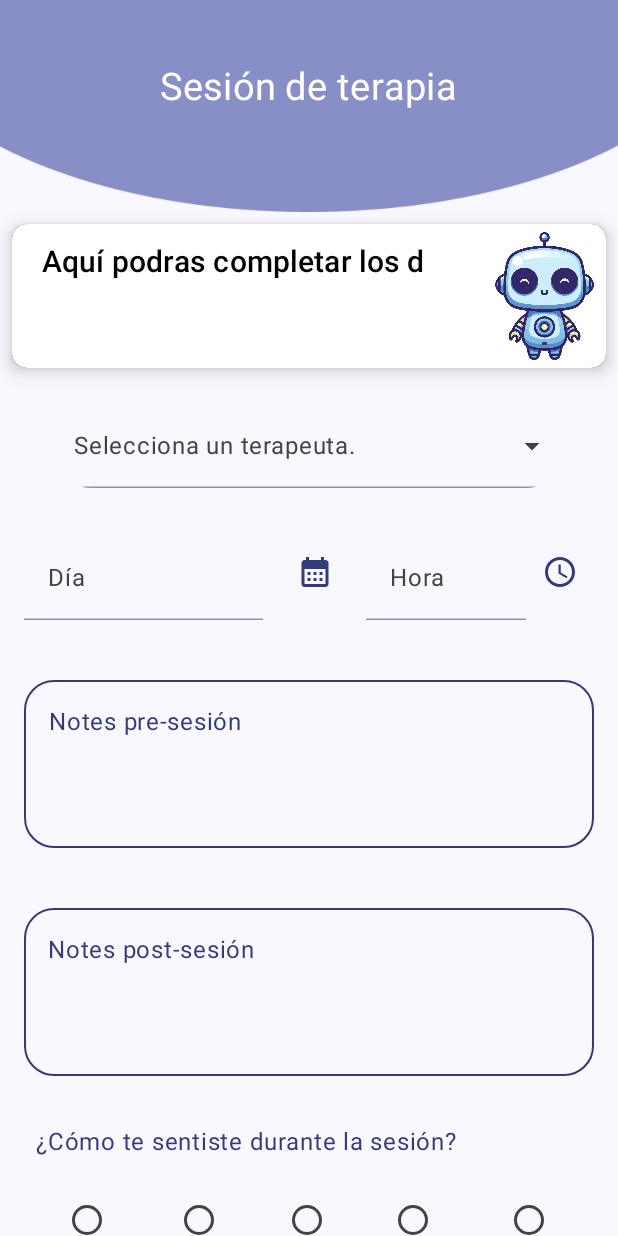
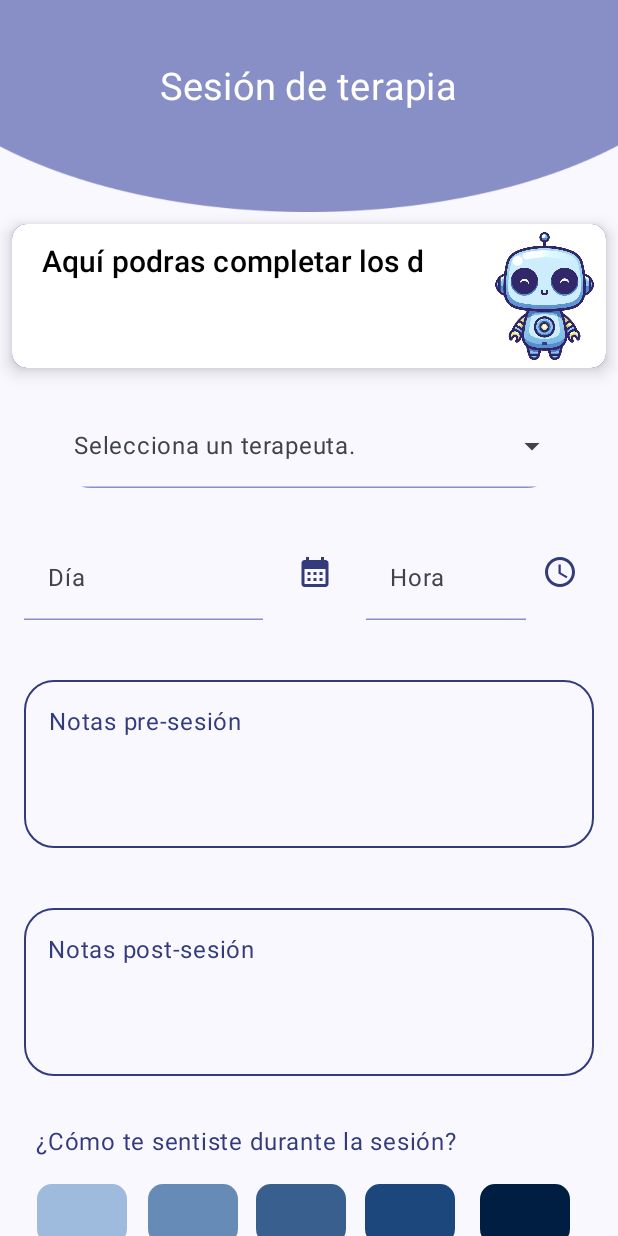
Before and after one commit to ailenaguino/NurAlignMobile, an Android app built with Jetpack Compose: the composable TherapySessionScreenComponent shown on its own in the app's theme, on a phone screen of 412 x 824 dp. Run offline under Robolectric (Android 15) with nearby library versions, the phone set to English and light mode, and no system bars; our stand-ins replace Dagger/Hilt's generated code, Firebase (no records; nobody signed in at launch, a user with empty details on screens opened directly), livedata-compose; 2 statements that could not run were skipped.

Commit message:
Pushing because light problems

```diff
--- a/app/src/main/java/com/losrobotines/nuralign/feature_home/presentation/screens/HomeScreenComponent.kt
+++ b/app/src/main/java/com/losrobotines/nuralign/feature_home/presentation/screens/HomeScreenComponent.kt
@@ -148,7 +148,7 @@ private fun HomeCardItem(homeItemData: HomeItemData, navController: NavControlle
                 }
 
                 3 -> {
-                    navController.navigate(Routes.TherapistScreen.route)
+                    navController.navigate(Routes.TherapySessionHistoryScreen.route)
                 }
                 //*************************************************************
                 4 ->{
--- a/app/src/main/java/com/losrobotines/nuralign/feature_therapy/presentation/screens/therapy_session/TherapySessionScreenComponent.kt
+++ b/app/src/main/java/com/losrobotines/nuralign/feature_therapy/presentation/screens/therapy_session/TherapySessionScreenComponent.kt
@@ -3,6 +3,7 @@ package com.losrobotines.nuralign.feature_therapy.presentation.screens.therapy_s
 import android.os.Build
 import android.widget.Toast
 import androidx.annotation.RequiresApi
+import androidx.compose.foundation.border
 import androidx.compose.foundation.layout.Arrangement
 import androidx.compose.foundation.layout.Box
 import androidx.compose.foundation.layout.Column
@@ -12,6 +13,7 @@ import androidx.compose.foundation.layout.fillMaxSize
 import androidx.compose.foundation.layout.fillMaxWidth
 import androidx.compose.foundation.layout.height
 import androidx.compose.foundation.layout.padding
+import androidx.compose.foundation.layout.width
 import androidx.compose.foundation.lazy.grid.GridCells
 import androidx.compose.foundation.lazy.grid.LazyVerticalGrid
 import androidx.compose.foundation.shape.RoundedCornerShape
@@ -19,8 +21,6 @@ import androidx.compose.foundation.text.KeyboardOptions
 import androidx.compose.material.icons.Icons
 import androidx.compose.material.icons.filled.AccessTime
 import androidx.compose.material.icons.filled.CalendarMonth
-import androidx.compose.material3.MaterialTheme
-import androidx.compose.material3.TextButton
 import androidx.compose.material3.Button
 import androidx.compose.material3.ButtonDefaults
 import androidx.compose.material3.DatePicker
@@ -36,15 +36,15 @@ import androidx.compose.material3.Icon
 import androidx.compose.material3.IconButton
 import androidx.compose.material3.LargeFloatingActionButton
 import androidx.compose.material3.ListItemDefaults.containerColor
+import androidx.compose.material3.MaterialTheme
 import androidx.compose.material3.OutlinedTextField
 import androidx.compose.material3.OutlinedTextFieldDefaults
-import androidx.compose.material3.RadioButton
-import androidx.compose.material3.RadioButtonDefaults
 import androidx.compose.material3.Scaffold
 import androidx.compose.material3.SnackbarHost
 import androidx.compose.material3.SnackbarHostState
 import androidx.compose.material3.Surface
 import androidx.compose.material3.Text
+import androidx.compose.material3.TextButton
 import androidx.compose.material3.TextField
 import androidx.compose.material3.TextFieldDefaults
 import androidx.compose.material3.TimePicker
@@ -68,7 +68,6 @@ import androidx.compose.ui.unit.dp
 import androidx.compose.ui.unit.sp
 import androidx.compose.ui.window.Dialog
 import androidx.navigation.NavController
-import com.losrobotines.nuralign.feature_therapy.domain.models.TherapistInfo
 import com.losrobotines.nuralign.ui.shared.SharedComponents
 import com.losrobotines.nuralign.ui.theme.mainColor
 import com.losrobotines.nuralign.ui.theme.secondaryColor
@@ -114,6 +113,7 @@ fun TherapySessionScreenComponent(
                                 listOf(
                                     "Aquí podras completar los datos de tu sesión de terapia",
                                     "Haz click en los íconos para seleccionar día y hora de la sesión",
+                                    "¡Recuerda volver a entrar luego de cada sesión para completar todos los datos!",
                                     "Clickeame para esconder mi diálogo"
                                 )
                             )
@@ -122,21 +122,22 @@ fun TherapySessionScreenComponent(
                     item {
                         Spacer(modifier = Modifier.height(10.dp))
                         TherapistDropDown(therapySessionViewModel)
-                        Spacer(modifier = Modifier.height(10.dp))
                     }
                     item {
+                        Spacer(modifier = Modifier.height(10.dp))
                         SessionDateAndTime(therapySessionViewModel)
-                        Spacer(modifier = Modifier.height(10.dp))
                     }
                     item {
+                        Spacer(modifier = Modifier.height(10.dp))
                         PreSessionNotes(therapySessionViewModel)
                     }
                     item {
+                        Spacer(modifier = Modifier.height(10.dp))
                         PostSessionNotes(therapySessionViewModel)
-                        Spacer(modifier = Modifier.height(10.dp))
                     }
                     item {
-                        SessionFeel()
+                        Spacer(modifier = Modifier.height(10.dp))
+                        SessionFeel(therapySessionViewModel)
                     }
                     item {
                         Box {
@@ -151,7 +152,6 @@ fun TherapySessionScreenComponent(
                 }
             }
         }
-
     }
 }
 
@@ -160,7 +160,9 @@ fun TherapySessionScreenComponent(
 private fun TherapistDropDown(therapySessionViewModel: TherapySessionViewModel) {
     val therapistList by therapySessionViewModel.therapistList.observeAsState(emptyList())
     var expanded by remember { mutableStateOf(false) }
-    var selectedTherapist by remember { mutableStateOf<TherapistInfo?>(null) }
+    val selectedTherapist by therapySessionViewModel.selectedTherapist.observeAsState(null)
+
+    var wasSelected by remember { mutableStateOf(false) }
 
     Column(
         Modifier
@@ -171,7 +173,11 @@ private fun TherapistDropDown(therapySessionViewModel: TherapySessionViewModel)
         ExposedDropdownMenuBox(
             expanded = expanded,
             onExpandedChange = {
-                expanded = !expanded
+                expanded = if (selectedTherapist != null && !wasSelected) {
+                    false
+                } else {
+                    !expanded
+                }
             },
             modifier = Modifier.padding(start = 16.dp, end = 16.dp)
         ) {
@@ -183,7 +189,11 @@ private fun TherapistDropDown(therapySessionViewModel: TherapySessionViewModel)
                     onValueChange = {},
                     label = { if (selectedTherapist == null) Text("Selecciona un terapeuta.") },
                     readOnly = true,
-                    trailingIcon = { ExposedDropdownMenuDefaults.TrailingIcon(expanded = expanded) },
+                    trailingIcon = {
+                        if ((selectedTherapist != null && wasSelected) || (selectedTherapist == null)) ExposedDropdownMenuDefaults.TrailingIcon(
+                            expanded = expanded
+                        )
+                    },
                     shape = RoundedCornerShape(35.dp),
                     colors = TextFieldDefaults.colors(
                         focusedContainerColor = containerColor,
@@ -215,15 +225,15 @@ private fun TherapistDropDown(therapySessionViewModel: TherapySessionViewModel)
                                     horizontalArrangement = Arrangement.Center
                                 ) {
                                     Text(
-                                        "${it.name} ${it.lastName}",
+                                        "${it!!.name} ${it.lastName}",
                                         textAlign = TextAlign.Center
                                     )
                                 }
                             },
                             onClick = {
-                                selectedTherapist = it
-                                therapySessionViewModel.updateSelectedTherapist(it)
+                                therapySessionViewModel.updateSelectedTherapist(it!!)
                                 expanded = false
+                                wasSelected = true
                             }
                         )
                     }
@@ -461,7 +471,7 @@ fun PreSessionNotes(therapySessionViewModel: TherapySessionViewModel) {
             },
             label = {
                 Text(
-                    "Notes pre-sesión",
+                    "Notas pre-sesión",
                     color = secondaryColor,
                     textAlign = TextAlign.Center
                 )
@@ -498,7 +508,7 @@ fun PostSessionNotes(therapySessionViewModel: TherapySessionViewModel) {
             },
             label = {
                 Text(
-                    "Notes post-sesión",
+                    "Notas post-sesión",
                     color = secondaryColor,
                     textAlign = TextAlign.Center
                 )
@@ -519,8 +529,23 @@ fun PostSessionNotes(therapySessionViewModel: TherapySessionViewModel) {
 }
 
 @Composable
-fun SessionFeel() {
-    var selectedOption by remember { mutableIntStateOf(0) }
+fun SessionFeel(therapySessionViewModel: TherapySessionViewModel) {
+    val selectedOption by therapySessionViewModel.sessionFeel.observeAsState(0)
+    val options = listOf(
+        "Muy mal" to 1,
+        "Mal" to 2,
+        "Regular" to 3,
+        "Bien" to 4,
+        "Muy bien" to 5
+    )
+    val colors = listOf(
+        Color(0xff9ebadc),
+        Color(0xff678bb7),
+        Color(0xff385f8e),
+        Color(0xff1b477c),
+        Color(0xff001e41)
+    )
+
     Column(
         modifier = Modifier
             .padding(16.dp)
@@ -537,69 +562,32 @@ fun SessionFeel() {
             modifier = Modifier.fillMaxWidth(),
             horizontalArrangement = Arrangement.SpaceEvenly
         ) {
-            Column(
-                horizontalAlignment = Alignment.CenterHorizontally
-            ) {
-                RadioButton(
-                    selected = (selectedOption == 1),
-                    onClick = { selectedOption = 1 },
-                    colors = RadioButtonDefaults.colors(
-                        selectedColor = MaterialTheme.colorScheme.primary
+            options.forEachIndexed { index, (text, value) ->
+                Column(
+                    horizontalAlignment = Alignment.CenterHorizontally
+                ) {
+                    Button(
+                        onClick = {
+                            therapySessionViewModel.updateSessionFeel(value)
+                        },
+                        modifier = Modifier
+                            .width(60.dp)
+                            .height(40.dp)
+                            .border(
+                                width = if (selectedOption == value) 3.dp else 0.dp,
+                                color = if (selectedOption == value) Color.Yellow else Color.Transparent
+                            ),
+                        shape = RoundedCornerShape(10.dp),
+                        colors = ButtonDefaults.buttonColors(
+                            containerColor = colors[index],
+                            contentColor = Color.White
+                        ),
+                        content = {}
                     )
-                )
-                Text("Muy mal", color = secondaryColor)
-            }
-            Spacer(modifier = Modifier.height(8.dp))
-            Column(
-                horizontalAlignment = Alignment.CenterHorizontally
-            ) {
-                RadioButton(
-                    selected = (selectedOption == 2),
-                    onClick = { selectedOption = 2 },
-                    colors = RadioButtonDefaults.colors(
-                        selectedColor = MaterialTheme.colorScheme.primary
-                    )
-                )
-                Text("Mal", color = secondaryColor)
-            }
-            Spacer(modifier = Modifier.height(8.dp))
-            Column(
-                horizontalAlignment = Alignment.CenterHorizontally
-            ) {
-                RadioButton(
-                    selected = (selectedOption == 3),
-                    onClick = { selectedOption = 3 },
-                    colors = RadioButtonDefaults.colors(
-                        selectedColor = MaterialTheme.colorScheme.primary
-                    )
-                )
-                Text("Regular", color = secondaryColor)
-            }
-            Spacer(modifier = Modifier.height(8.dp))
-            Column(
-                horizontalAlignment = Alignment.CenterHorizontally
-            ) {
-                RadioButton(
-                    selected = (selectedOption == 4),
-                    onClick = { selectedOption = 4 },
-                    colors = RadioButtonDefaults.colors(
-                        selectedColor = MaterialTheme.colorScheme.primary
-                    )
-                )
-                Text("Bien", color = secondaryColor)
-            }
-            Spacer(modifier = Modifier.height(8.dp))
-            Column(
-                horizontalAlignment = Alignment.CenterHorizontally
-            ) {
-                RadioButton(
-                    selected = (selectedOption == 5),
-                    onClick = { selectedOption = 5 },
-                    colors = RadioButtonDefaults.colors(
-                        selectedColor = MaterialTheme.colorScheme.primary
-                    )
-                )
-                Text("Muy bien", color = secondaryColor)
+                    Spacer(modifier = Modifier.height(8.dp))
+                    Text(text, color = secondaryColor)
+                }
+                Spacer(modifier = Modifier.height(8.dp))
             }
         }
     }
@@ -613,7 +601,7 @@ fun SaveButton(
 ) {
     Button(
         onClick = {
-            //Guardar terapia en db
+            therapySessionViewModel.checkLogs()
         },
         colors = ButtonDefaults.buttonColors(containerColor = mainColor),
         modifier = modifier
--- a/app/src/main/java/com/losrobotines/nuralign/feature_therapy/presentation/screens/therapy_session/TherapySessionViewModel.kt
+++ b/app/src/main/java/com/losrobotines/nuralign/feature_therapy/presentation/screens/therapy_session/TherapySessionViewModel.kt
@@ -3,24 +3,39 @@ package com.losrobotines.nuralign.feature_therapy.presentation.screens.therapy_s
 import android.os.Build
 import android.util.Log
 import androidx.annotation.RequiresApi
+import androidx.compose.runtime.State
+import androidx.compose.runtime.mutableStateOf
 import androidx.lifecycle.LiveData
 import androidx.lifecycle.MutableLiveData
 import androidx.lifecycle.ViewModel
+import androidx.lifecycle.viewModelScope
 import com.losrobotines.nuralign.feature_login.domain.services.UserService
 import com.losrobotines.nuralign.feature_therapy.domain.models.TherapistInfo
+import com.losrobotines.nuralign.feature_therapy.domain.models.TherapySessionInfo
+import com.losrobotines.nuralign.feature_therapy.presentation.screens.therapists.TherapistViewModel
 import dagger.hilt.android.lifecycle.HiltViewModel
+import kotlinx.coroutines.launch
+import java.text.SimpleDateFormat
 import java.time.LocalTime
+import java.util.Calendar
+import java.util.Locale
 import javax.inject.Inject
 
 @HiltViewModel
 class TherapySessionViewModel @Inject constructor(
     private val userService: UserService
 ) : ViewModel() {
-    private val _therapistList = MutableLiveData<List<TherapistInfo>>()
-    val therapistList: LiveData<List<TherapistInfo>> = _therapistList
+    private val _patientId = mutableStateOf<Short>(0)
+    val patientId: State<Short> = _patientId
+
+    private val _therapistList = MutableLiveData<List<TherapistInfo?>>()
+    var therapistList: LiveData<List<TherapistInfo?>> = _therapistList
 
     private val _selectedTherapist = MutableLiveData<TherapistInfo>()
     val selectedTherapist: LiveData<TherapistInfo> = _selectedTherapist
+
+    private val _therapySessionInfo = MutableLiveData<TherapySessionInfo>()
+    val therapySessionInfo: LiveData<TherapySessionInfo> = _therapySessionInfo
 
     private val _selectedDate = MutableLiveData<String>()
     var selectedDate: LiveData<String> = _selectedDate
@@ -41,24 +56,20 @@ class TherapySessionViewModel @Inject constructor(
     val errorMessage: LiveData<String?> = _errorMessage
 
     init {
-        Log.d("TherapySessionViewModel", "init ${_therapistList.value}")
-        loadTestTherapists()
-        Log.d("TherapySessionViewModel", "load ${_therapistList.value}")
+        getCurrentPatientId()
     }
 
     fun updateSelectedTherapist(therapist: TherapistInfo) {
         _selectedTherapist.value = therapist
     }
 
-    private fun loadTestTherapists() {
-        val newList = (_therapistList.value ?: emptyList()).toMutableList()
-        newList.addAll(
-            listOf(
-                TherapistInfo(1, "William", "Wattford", "william@email.com", 1234567431, "N"),
-                TherapistInfo(2, "Bob", "Smith", "bob@email.com", 1234567890, "N")
-            )
+    private fun loadTherapists() {
+        val newList = listOf(
+            TherapistInfo(2, "William", "Scottman", "wscottman@gmail.com", 1112344321, "N"),
+            TherapistInfo(3, "Bob", "Smith", "bsmith@gmail.com", 1132143214, "N")
         )
         _therapistList.value = newList
+        //_therapistList.value = therapistViewModel.therapistList.value
     }
 
     fun updateSelectedDate(date: String) {
@@ -69,6 +80,35 @@ class TherapySessionViewModel @Inject constructor(
         _selectedTime.value = time
     }
 
+    private fun formatDate(date: String): String {
+        val originalFormat = SimpleDateFormat("dd/MM/yyyy", Locale.getDefault())
+        val targetFormat = SimpleDateFormat("yyyy-MM-dd", Locale.getDefault())
+
+        val input = originalFormat.parse(date)
+        val formattedDate = targetFormat.format(input!!)
+
+        return formattedDate
+    }
+
+    private fun formatTime(time: String): Short {
+        val formattedTime = time.replace(":", "")
+
+        return formattedTime.toShort()
+    }
+
+    fun addColonTime(time: Short): String {
+        val hours = time / 100
+        val minutes = time % 100
+
+        val calendar = Calendar.getInstance().apply {
+            set(Calendar.HOUR_OF_DAY, hours)
+            set(Calendar.MINUTE, minutes)
+        }
+
+        val formatter = SimpleDateFormat("HH:mm", Locale.getDefault())
+        return formatter.format(calendar.time)
+    }
+
     fun updatePreSessionNotes(notes: String) {
         _preSessionNotes.value = notes
     }
@@ -76,4 +116,67 @@ class TherapySessionViewModel @Inject constructor(
     fun updatePostSessionNotes(notes: String) {
         _postSessionNotes.value = notes
     }
+
+    fun updateSessionFeel(feel: Int) {
+        _sessionFeel.value = feel
+    }
+
+    private fun getCurrentPatientId() {
+        viewModelScope.launch {
+            val result = userService.getPatientId()
+
+            if (result.isSuccess) {
+                _patientId.value = result.getOrNull()!!
+                loadTherapists()
+            } else {
+                Log.e(
+                    "TherapistViewModel",
+                    "Error getting patient ID: ${result.exceptionOrNull()?.message}"
+                )
+                _errorMessage.value = "Error al obtener el ID del paciente"
+            }
+        }
+    }
+
+    fun saveTherapySession() {
+        _therapySessionInfo.value = TherapySessionInfo(
+            patientId = _patientId.value,
+            therapistId = _selectedTherapist.value!!.id!!,
+            sessionDate = formatDate(_selectedDate.value!!),
+            sessionTime = formatTime(_selectedTime.value!!),
+            preSessionNotes = _preSessionNotes.value,
+            postSessionNotes = _postSessionNotes.value,
+            sessionFeel = _sessionFeel.value.toString()
+        )
+    }
+
+    fun loadTherapySessionToEdit(therapySessionInfo: TherapySessionInfo) {
+        _therapySessionInfo.value = therapySessionInfo
+
+        if (_therapistList.value != null) {
+            _therapistList.value!!.forEach { therapist ->
+                if (therapist!!.id == therapySessionInfo.therapistId) {
+                    therapist.let {
+                        _selectedTherapist.value = it
+                    }
+                }
+            }
+        }
+
+        _selectedDate.value = therapySessionInfo.sessionDate
+        _selectedTime.value = addColonTime(therapySessionInfo.sessionTime)
+        _preSessionNotes.value = therapySessionInfo.preSessionNotes ?: ""
+        _postSessionNotes.value = therapySessionInfo.postSessionNotes ?: ""
+        _sessionFeel.value = therapySessionInfo.sessionFeel?.toInt() ?: 0
+    }
+
+    fun checkLogs() {
+        Log.d("TherapySessionViewModel", "therapistList ${_therapistList.value}")
+        Log.d("TherapySessionViewModel", "selectedTherapist ${_selectedTherapist.value}")
+        Log.d("TherapySessionViewModel", "selectedDate ${formatDate(_selectedDate.value!!)}")
+        Log.d("TherapySessionViewModel", "selectedTime ${formatTime(_selectedTime.value!!)}")
+        Log.d("TherapySessionViewModel", "preSessionNotes ${_preSessionNotes.value}")
+        Log.d("TherapySessionViewModel", "postSessionNotes ${_postSessionNotes.value}")
+        Log.d("TherapySessionViewModel", "sessionFeel ${_sessionFeel.value}")
+    }
 }
--- a/app/src/main/java/com/losrobotines/nuralign/navigation/Routes.kt
+++ b/app/src/main/java/com/losrobotines/nuralign/navigation/Routes.kt
@@ -16,6 +16,7 @@ sealed class Routes(val route: String) {
 
     data object TestGraficos :Routes("TestGraficos")
     data object TherapySessionScreen : Routes("TherapySessionScreen")
+    data object TherapySessionHistoryScreen : Routes("TherapySessionHistoryScreen")
 
 
 }
```
Also changed, not shown: app/src/main/java/com/losrobotines/nuralign/feature_therapy/domain/models/TherapySessionInfo.kt (added, +12 -0 lines), app/src/main/java/com/losrobotines/nuralign/feature_therapy/presentation/screens/session_history/TherapySessionHistoryScreenComponent.kt (added, +218 -0 lines), app/src/main/java/com/losrobotines/nuralign/feature_therapy/presentation/screens/session_history/TherapySessionHistoryViewModel.kt (added, +22 -0 lines), app/src/main/java/com/losrobotines/nuralign/navigation/MainActivity.kt (+7 -0 lines).
